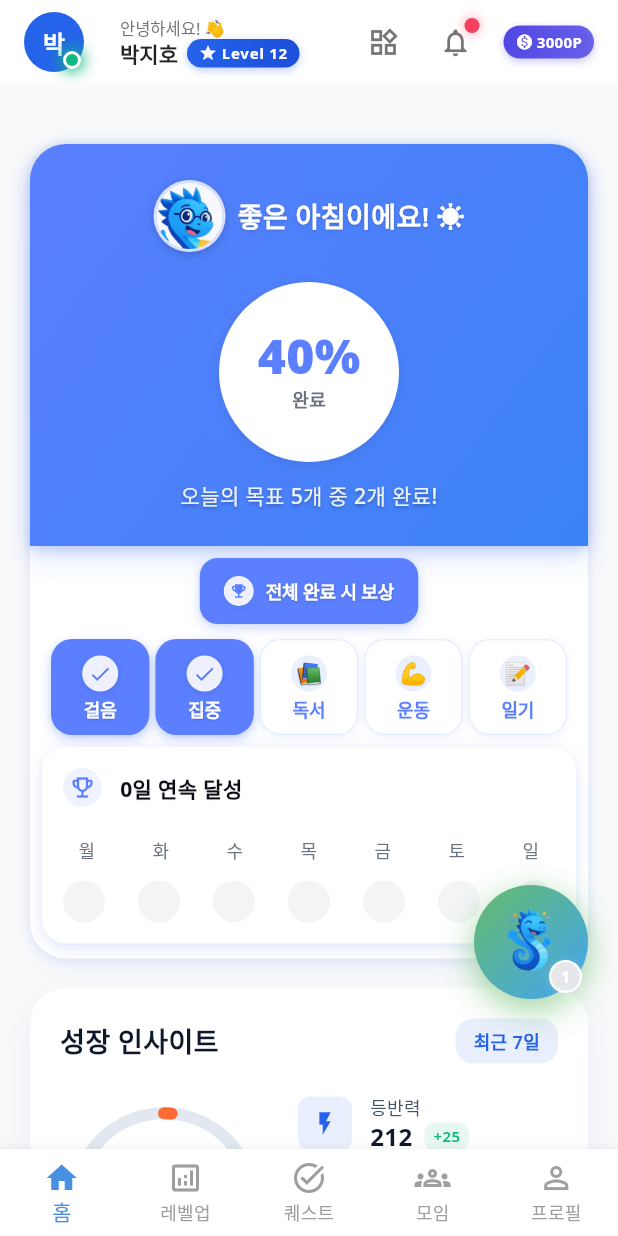
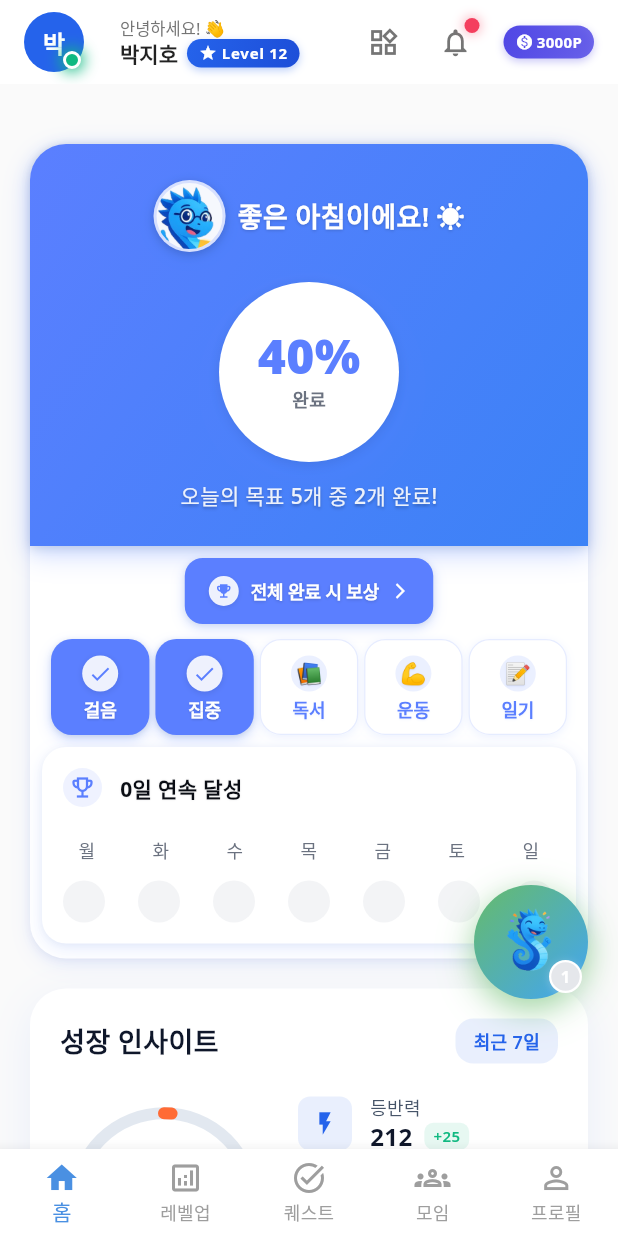
Before and after one commit to majang0/sherpa_app, a Flutter app: the screen it shows after launch, on a phone screen of 412 x 824 dp. Run offline on Flutter 3.47's test engine with Material 3 defaults, Android fonts, the phone set to English and light mode, and no system bars; our stand-ins replace animated_text_kit, confetti, countup, firebase_core, fl_chart, flutter_animate and 9 more; missing offline and left inert: openai_dart, simple_animation_progress_bar; accounts and stored records are empty.

Commit message:
feat(ux): Add navigation affordance to reward card with arrow icon (renewal10)
Add clickable navigation to records tab from reward card:
- Always show arrow icon (→) for visual affordance
- Click reward card → navigate to Quest tab → Records sub-tab
- Icon size: 12px (normal), 14px (reward claimable state)
- Remove separate records button for cleaner UX
- Add haptic feedback on tap

Benefits:
- Clear visual cue that card is tappable
- Simplified UI with single integrated button
- Consistent navigation pattern across states

🤖 Generated with [Claude Code](https://claude.com/claude-code)

Co-Authored-By: Claude <noreply@anthropic.com>

```diff
--- a/lib/features/home/presentation/widgets/personalized_growth_dashboard_widget.dart
+++ b/lib/features/home/presentation/widgets/personalized_growth_dashboard_widget.dart
@@ -673,7 +673,7 @@ class _PersonalizedGrowthDashboardWidgetState
       padding: const EdgeInsets.symmetric(horizontal: 8),
       child: Column(
         children: [
-          // 🎨 완료 보상 카드 (받기 버튼 제거된 버전)
+          // 🎨 완료 보상 카드 (클릭 시 기록 탭으로 이동)
           _buildRewardDisplayCard(),
           const SizedBox(height: 10),
 
@@ -812,16 +812,13 @@ class _PersonalizedGrowthDashboardWidgetState
             ),
           ),
 
-          // 🎁 조건부 컨텐츠 (보상 버튼일 때는 배지 숨김)
-          if (canClaimReward) ...[
+          // 🎁 화살표 아이콘 (항상 표시 - 클릭 가능함을 시각적으로 전달)
           const SizedBox(width: 8),
-            // 보상 버튼 상태에서는 화살표 아이콘 표시
-            const Icon(
+          Icon(
             Icons.arrow_forward_ios,
             color: Colors.white,
-              size: 14,
+            size: canClaimReward ? 14 : 12,
           ),
-          ],
         ],
       ),
     );
@@ -866,11 +863,24 @@ class _PersonalizedGrowthDashboardWidgetState
         ),
       );
     } else {
-      // 🎨 일반 상태에서는 정적 카드로 표시
-      return AnimatedContainer(
+      // 🎨 일반 상태에서는 기록 탭으로 이동하는 클릭 가능한 카드
+      return GestureDetector(
+        onTap: () {
+          HapticFeedbackManager.lightImpact();
+          Navigator.pushNamed(
+            context,
+            '/',
+            arguments: {
+              'tabIndex': 2, // 퀘스트 탭
+              'subTabIndex': 1, // 기록 서브탭
+            },
+          );
+        },
+        child: AnimatedContainer(
           duration: const Duration(milliseconds: 200),
           curve: Curves.easeOut,
           child: cardContent,
+        ),
       );
     }
   }
```
Lines whose indentation alone changed are shown as unchanged.
